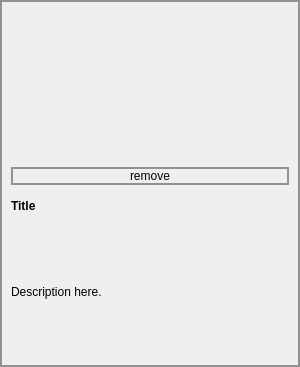
Above: copyclare/ui/video_card_my_ex.ui from MotionInput/Team14-CopyClare before the change. Below: the same form after it.
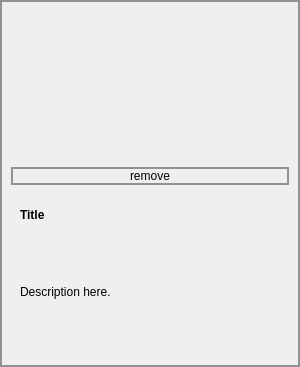
That is the form after the change.

Commit message: scrollable video card

Diff of the .ui file:
```diff
--- a/copyclare/ui/video_card_my_ex.ui
+++ b/copyclare/ui/video_card_my_ex.ui
@@ -64,6 +64,24 @@
     </widget>
    </item>
    <item>
+    <widget class="QScrollArea" name="scrollArea">
+     <property name="styleSheet">
+      <string notr="true">border: 0px;</string>
+     </property>
+     <property name="widgetResizable">
+      <bool>true</bool>
+     </property>
+     <widget class="QWidget" name="scrollAreaWidgetContents">
+      <property name="geometry">
+       <rect>
+        <x>0</x>
+        <y>0</y>
+        <width>276</width>
+        <height>145</height>
+       </rect>
+      </property>
+      <layout class="QVBoxLayout" name="verticalLayout_2">
+       <item>
     <widget class="QLabel" name="title">
      <property name="maximumSize">
       <size>
@@ -93,6 +111,10 @@
      <property name="text">
       <string>Description here.</string>
      </property>
+        </widget>
+       </item>
+      </layout>
+     </widget>
     </widget>
    </item>
   </layout>
```
Lines whose indentation alone changed are shown as unchanged. The commit also changes 1 other file.
